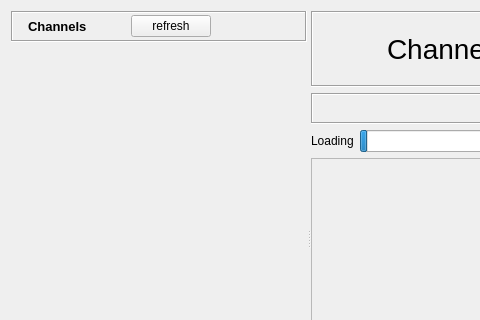
RetroShare/RetroShare, file retroshare-gui/src/gui/gxschannels/GxsChannelDialog.ui: the form before one commit; both pictures show x 0 to 480 and y 0 to 320 of the 681 by 476 pixel window.
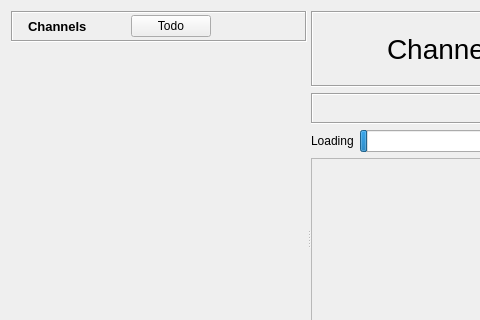
The form after the commit. Icons and pictures are not drawn. Custom widgets are drawn as their Qt base class.

Commit message: GxsChannels: - cleaned source code - added auto refresh - added todo button - removed some debug output Updated english translation

The edit to the form file:
```diff
--- a/retroshare-gui/src/gui/gxschannels/GxsChannelDialog.ui
+++ b/retroshare-gui/src/gui/gxschannels/GxsChannelDialog.ui
@@ -91,7 +91,7 @@
           <item>
            <widget class="QPushButton" name="refreshButton">
             <property name="text">
-             <string>refresh</string>
+             <string>Todo</string>
             </property>
            </widget>
           </item>
```
Left out of the diff: 16 changed lines with no effect on the pictures. The commit also changes 21 other files.
